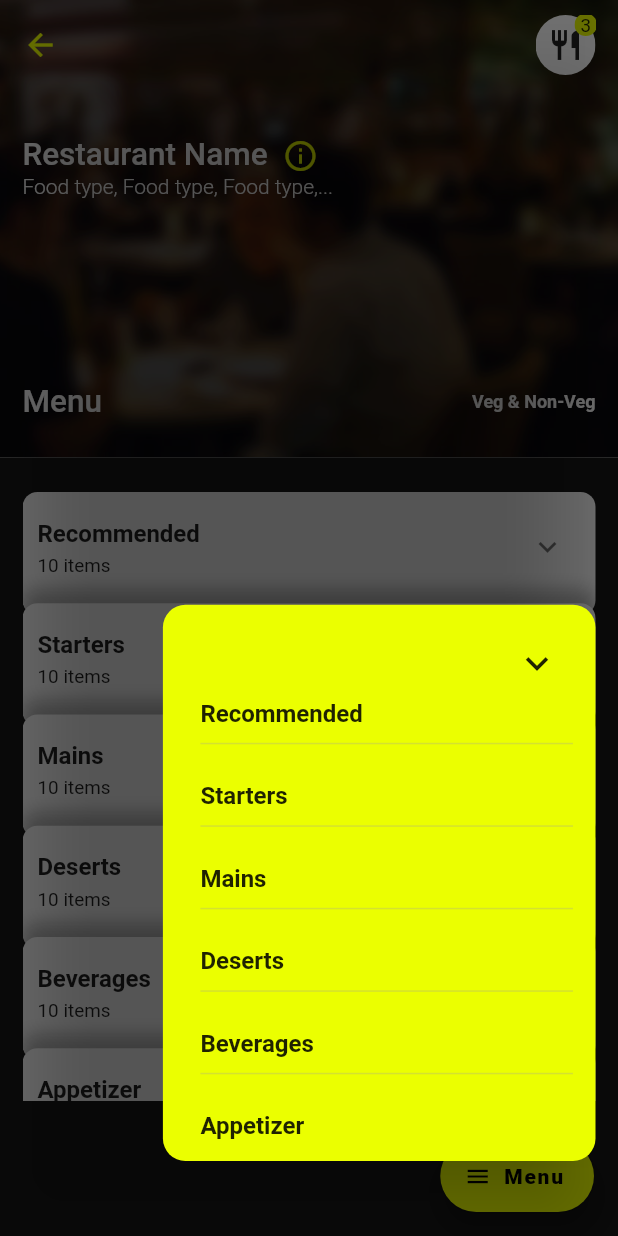
After one commit to gdgsrm/food-ordering-app, a Flutter app: the MenuPage screen opened directly, after a tap on "Menu", on a phone screen of 412 x 824 dp. The commit adds this screen. Run offline on Flutter 3.47's test engine with Material 2 defaults, Android fonts, the phone set to English and light mode, and no system bars; our stand-ins replace flutter_svg.

Commit message:
menu page ui  completed

```diff
--- a/lib/login_page.dart
+++ b/lib/login_page.dart
@@ -1,4 +1,5 @@
 import 'package:flutter/material.dart';
+import 'package:food_ordering_app/utils/constants.dart';
 import 'package:food_ordering_app/widgets/custom_textfield.dart';
 import 'package:flutter_svg/flutter_svg.dart';
 
@@ -16,7 +17,7 @@ class _LoginPageState extends State<LoginPage> {
   @override
   Widget build(BuildContext context) {
     return Scaffold(
-      backgroundColor: Colors.grey[900],
+      backgroundColor: kBlack1,
       body: SingleChildScrollView(
         child: Container(
           height: MediaQuery.of(context).size.height,
@@ -124,7 +125,7 @@ class _LoginPageState extends State<LoginPage> {
                             style: ElevatedButton.styleFrom(
                                 padding: EdgeInsets.symmetric(
                                     horizontal: 36, vertical: 15),
-                                primary: Color(0xffebff00)),
+                                primary: kYellow1),
                           ),
                           Spacer(),
                           TextButton(
--- /dev/null
+++ b/lib/menu_page.dart
@@ -0,0 +1,441 @@
+import 'package:flutter/material.dart';
+import 'package:food_ordering_app/utils/constants.dart';
+
+class MenuPage extends StatefulWidget {
+  MenuPage({Key key}) : super(key: key);
+
+  @override
+  _MenuPageState createState() => _MenuPageState();
+}
+
+class _MenuPageState extends State<MenuPage> {
+  List<Map<String, List<Map<String, dynamic>>>> menu = [
+    {
+      "Recommended": [
+        {
+          "name": "Kadhai Paneer",
+          "isVeg": true,
+          "price": 300,
+        },
+        {
+          "name": "Dum Aloo",
+          "isVeg": true,
+          "price": 250,
+        },
+        {
+          "name": "Mutton  Biryani",
+          "isVeg": false,
+          "price": 450,
+        },
+        {
+          "name": "Kadhai Paneer",
+          "isVeg": true,
+          "price": 300,
+        },
+        {
+          "name": "Dum Aloo",
+          "isVeg": true,
+          "price": 250,
+        },
+        {
+          "name": "Mutton  Biryani",
+          "isVeg": false,
+          "price": 450,
+        },
+        {
+          "name": "Kadhai Paneer",
+          "isVeg": true,
+          "price": 300,
+        },
+        {
+          "name": "Dum Aloo",
+          "isVeg": true,
+          "price": 250,
+        },
+        {
+          "name": "Mutton  Biryani",
+          "isVeg": false,
+          "price": 450,
+        }
+      ]
+    },
+    {
+      "Starters": [
+        {
+          "name": "Kadhai Paneer",
+          "isVeg": true,
+          "price": 300,
+        },
+        {
+          "name": "Dum Aloo",
+          "isVeg": true,
+          "price": 250,
+        },
+        {
+          "name": "Mutton  Biryani",
+          "isVeg": false,
+          "price": 450,
+        }
+      ]
+    },
+    {"Mains": []},
+    {"Deserts": []},
+    {"Beverages": []},
+    {"Appetizer": []},
+  ];
+  int selected = -1;
+  @override
+  Widget build(BuildContext context) {
+    double screenHeight = MediaQuery.of(context).size.height;
+    double screenWidth = MediaQuery.of(context).size.width;
+    return Scaffold(
+      body: SafeArea(
+        child: Container(
+          child: Stack(
+            children: [
+              Column(
+                children: [
+                  Container(
+                    height: screenHeight * 0.37,
+                    width: screenWidth,
+                    decoration: BoxDecoration(
+                      image: DecorationImage(
+                        image: AssetImage("assets/images/restaurant.jpg"),
+                        colorFilter: ColorFilter.mode(
+                            Colors.black.withOpacity(0.6), BlendMode.colorBurn),
+                        fit: BoxFit.cover,
+                      ),
+                    ),
+                  ),
+                  Expanded(
+                    child: Container(
+                      width: screenWidth,
+                      color: kBlack2,
+                    ),
+                  )
+                ],
+              ),
+              Padding(
+                padding:
+                    const EdgeInsets.symmetric(horizontal: 15.0, vertical: 10),
+                child: Column(
+                  crossAxisAlignment: CrossAxisAlignment.start,
+                  children: [
+                    Row(
+                      mainAxisAlignment: MainAxisAlignment.spaceBetween,
+                      children: [
+                        InkWell(
+                          child: Icon(
+                            Icons.arrow_back,
+                            color: kYellow1,
+                          ),
+                        ),
+                        Stack(
+                          children: [
+                            ClipOval(
+                              child: Material(
+                                color: Colors.white,
+                                child: InkWell(
+                                  child: SizedBox(
+                                    width: 40,
+                                    height: 40,
+                                    child: Icon(
+                                      Icons.restaurant,
+                                    ),
+                                  ),
+                                  onTap: () {
+                                    // Navigator.push(context, MaterialPageRoute(builder: (context)=>));
+                                  },
+                                ),
+                              ),
+                            ),
+                            Positioned(
+                              right: -1,
+                              top: -1,
+                              child: ClipOval(
+                                child: Material(
+                                  color: kYellow1,
+                                  child: SizedBox(
+                                      width: 15,
+                                      height: 15,
+                                      child: Center(
+                                        child: Text("3", textScaleFactor: 0.9),
+                                      )),
+                                ),
+                              ),
+                            ),
+                          ],
+                        ),
+                      ],
+                    ),
+                    SizedBox(
+                      height: screenHeight * 0.05,
+                    ),
+                    Row(
+                      mainAxisSize: MainAxisSize.min,
+                      children: [
+                        Text(
+                          "Restaurant Name",
+                          style: TextStyle(
+                              color: Colors.white,
+                              fontWeight: FontWeight.w500,
+                              fontSize: 21),
+                        ),
+                        SizedBox(
+                          width: 10,
+                        ),
+                        InkWell(
+                          child: Icon(
+                            Icons.info_outline,
+                            color: kYellow1,
+                          ),
+                        ),
+                      ],
+                    ),
+                    Text(
+                      "Food type, Food type, Food type,...",
+                      style: TextStyle(
+                          color: Colors.white,
+                          fontWeight: FontWeight.w300,
+                          fontSize: 14),
+                    ),
+                    SizedBox(
+                      height: screenHeight * 0.15,
+                    ),
+                    Row(
+                      children: [
+                        Expanded(
+                          child: Text(
+                            "Menu",
+                            style: TextStyle(
+                                color: Colors.white,
+                                fontWeight: FontWeight.w500,
+                                fontSize: 21),
+                          ),
+                        ),
+                        // Icon(Icons.)
+                        SizedBox(
+                          width: 10,
+                        ),
+                        Text(
+                          "Veg & Non-Veg",
+                          style: TextStyle(
+                              color: Colors.white,
+                              fontWeight: FontWeight.bold,
+                              fontSize: 12),
+                        ),
+                      ],
+                    ),
+                    SizedBox(
+                      height: screenHeight * 0.05,
+                    ),
+                    Container(
+                      height: screenHeight * 0.5,
+                      decoration: BoxDecoration(
+                        // color: Colors.white,
+                        borderRadius: BorderRadius.circular(15),
+                      ),
+                      child: ListView.builder(
+                        itemCount: menu.length,
+                        padding: EdgeInsets.only(top: 10, bottom: 10),
+                        itemBuilder: (context, index) {
+                          List items = menu[index].values.first;
+                          return SizedBox(
+                            height: index == selected
+                                ? screenHeight * 0.4
+                                : screenHeight * 0.09, //0.4
+                            child: OverflowBox(
+                              maxHeight: index == selected
+                                  ? screenHeight * 0.5
+                                  : screenHeight * 0.2, //0.5
+                              child: Container(
+                                decoration: BoxDecoration(
+                                  color: Colors.white,
+                                  borderRadius: BorderRadius.circular(10),
+                                  boxShadow: [
+                                    BoxShadow(
+                                        color: kBlack2.withOpacity(0.3),
+                                        blurRadius: 9.0,
+                                        offset: Offset(0, -9)),
+                                  ],
+                                ),
+                                child: ExpansionTile(
+                                  tilePadding: EdgeInsets.only(
+                                      left: 10,
+                                      right: 20,
+                                      bottom: screenHeight * 0.01),
+                                  childrenPadding: EdgeInsets.only(
+                                      left: 0,
+                                      right: 0,
+                                      bottom: screenHeight * 0.00),
+                                  title: Text(
+                                    menu[index].keys.first,
+                                    style:
+                                        TextStyle(fontWeight: FontWeight.bold),
+                                  ),
+                                  subtitle: Text(
+                                    "10 items",
+                                    textScaleFactor: 0.9,
+                                  ),
+                                  children: [
+                                    Container(
+                                      height: index == selected
+                                          ? screenHeight * 0.35
+                                          : 0,
+                                      child: SingleChildScrollView(
+                                        child: Container(
+                                          child: Column(
+                                            crossAxisAlignment:
+                                                CrossAxisAlignment.start,
+                                            children: [
+                                              ...items.map((e) => Padding(
+                                                    padding: const EdgeInsets
+                                                            .symmetric(
+                                                        vertical: 10,
+                                                        horizontal: 15.0),
+                                                    child: Row(
+                                                      mainAxisAlignment:
+                                                          MainAxisAlignment
+                                                              .spaceBetween,
+                                                      children: [
+                                                        Text(
+                                                          e['name'],
+                                                          style: TextStyle(
+                                                              fontWeight:
+                                                                  FontWeight
+                                                                      .bold,
+                                                              fontSize: 16),
+                                                        ),
+                                                        ClipOval(
+                                                          child: Material(
+                                                            color: Colors.black,
+                                                            child: InkWell(
+                                                              child: SizedBox(
+                                                                  width: 30,
+                                                                  height: 30,
+                                                                  child: Icon(
+                                                                    Icons.add,
+                                                                    color:
+                                                                        kYellow1,
+                                                                  )),
+                                                              onTap: () {},
+                                                            ),
+                                                          ),
+                                                        ),
+                                                      ],
+                                                    ),
+                                                  ))
+                                            ],
+                                          ),
+                                        ),
+                                      ),
+                                    ),
+                                  ],
+                                  key: Key(index.toString()),
+                                  initiallyExpanded: index == selected,
+                                  onExpansionChanged: ((newState) {
+                                    if (newState)
+                                      setState(() {
+                                        // Duration(seconds: 20000);
+                                        selected = index;
+                                      });
+                                    else
+                                      setState(() {
+                                        selected = -1;
+                                      });
+
+                                    print('----->$selected');
+                                  }),
+                                ),
+                              ),
+                            ),
+                          );
+                        },
+                      ),
+                    ),
+                  ],
+                ),
+              )
+            ],
+          ),
+        ),
+      ),
+      floatingActionButton: FloatingActionButton.extended(
+        onPressed: () {
+          _showMenuDialog(context);
+        },
+        backgroundColor: kYellow1,
+        icon: Icon(
+          Icons.menu,
+          color: Colors.black,
+          size: 18,
+        ),
+        label: Text(
+          "Menu",
+          style: TextStyle(fontWeight: FontWeight.w900, color: Colors.black),
+        ),
+        shape: RoundedRectangleBorder(
+          borderRadius: BorderRadius.all(
+            Radius.circular(25.0),
+          ),
+        ),
+      ),
+    );
+  }
+
+  void _showMenuDialog(BuildContext context) {
+    Dialog dialog = Dialog(
+      backgroundColor: Colors.transparent,
+      insetPadding: EdgeInsets.only(bottom: 50, right: 15),
+      child: Container(
+        child: Align(
+          alignment: Alignment.bottomRight,
+          child: Container(
+            decoration: BoxDecoration(
+              borderRadius: BorderRadius.circular(15),
+              color: kYellow1,
+            ),
+            padding: EdgeInsets.symmetric(vertical: 15, horizontal: 15),
+            width: MediaQuery.of(context).size.width * 0.7,
+            height: MediaQuery.of(context).size.height * 0.45,
+            child: Column(
+              mainAxisSize: MainAxisSize.min,
+              children: [
+                Align(
+                  alignment: Alignment.topRight,
+                  child: IconButton(
+                    icon: Icon(
+                      Icons.expand_more,
+                      size: 30,
+                    ),
+                    onPressed: () {
+                      Navigator.pop(context);
+                    },
+                  ),
+                ),
+                Expanded(
+                  child: ListView.separated(
+                    padding: EdgeInsets.only(left: 10),
+                    itemCount: menu.length,
+                    itemBuilder: (context, index) => Text(
+                      menu[index].keys.first,
+                      style:
+                          TextStyle(fontWeight: FontWeight.bold, fontSize: 16),
+                    ),
+                    separatorBuilder: (context, index) => Container(
+                      color: Colors.grey.withOpacity(0.3),
+                      height: 1,
+                      width: MediaQuery.of(context).size.width * 0.6,
+                      margin: EdgeInsets.only(top: 10, bottom: 25),
+                    ),
+                  ),
+                )
+              ],
+            ),
+          ),
+        ),
+      ),
+    );
+    showDialog(context: context, builder: (BuildContext context) => dialog);
+  }
+}
--- /dev/null
+++ b/lib/utils/constants.dart
@@ -0,0 +1,7 @@
+import 'package:flutter/material.dart';
+
+const kYellow1 = Color(0xffEBFF00);
+
+const kBlack1 = Color(0xFF212121);
+
+const kBlack2 = Color(0xff151515);
```
Also changed, not shown: assets/images/restaurant.jpg (added).
